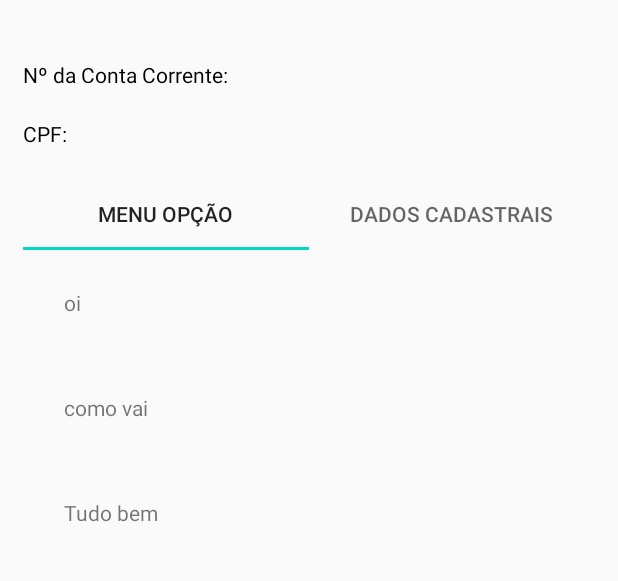
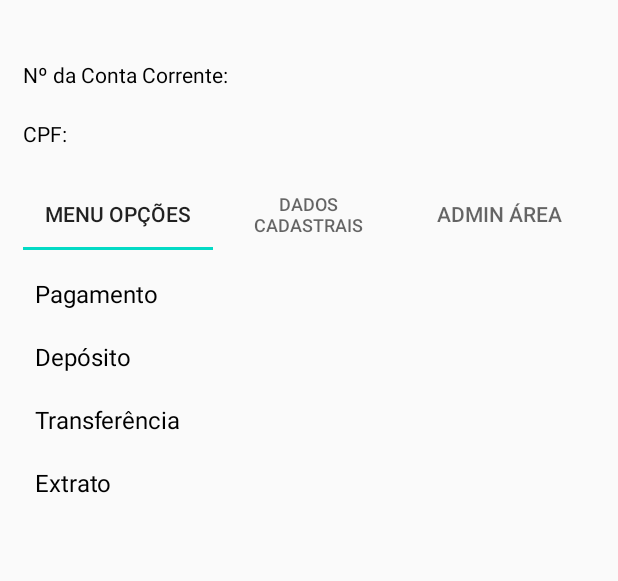
Before and after one commit to RobsonAntas/FinalBankProject, an Android app: the MainActivity screen opened directly, with no data from a screen before it, on a phone screen of 412 x 824 dp, the part 245-826 px from its top. Run offline under Robolectric (Android 15) with nearby library versions, the phone set to English and light mode, and no system bars; our stand-ins replace Picasso; libraries missing offline, so code that uses them is left out: retrofit2.converter.jackson; pictures from the network do not load; 7 statements that could not run were skipped.

Commit message:
etapa final

```diff
--- /dev/null
+++ b/app/src/main/java/com/rantas/bankfinalproject/FirstFragment.java
@@ -0,0 +1,23 @@
+package com.rantas.bankfinalproject;
+
+import android.os.Bundle;
+import android.view.LayoutInflater;
+import android.view.View;
+import android.view.ViewGroup;
+
+import androidx.annotation.NonNull;
+import androidx.annotation.Nullable;
+import androidx.fragment.app.Fragment;
+import androidx.recyclerview.widget.RecyclerView;
+
+import java.util.List;
+
+public class FirstFragment extends Fragment {
+
+    @Nullable
+    @Override
+    public View onCreateView(@NonNull LayoutInflater inflater, @Nullable ViewGroup container, @Nullable Bundle savedInstanceState) {
+        return inflater.inflate(R.layout.first_fragment,container,false);
+    }
+
+}
--- a/app/src/main/java/com/rantas/bankfinalproject/MainActivity.java
+++ b/app/src/main/java/com/rantas/bankfinalproject/MainActivity.java
@@ -3,14 +3,17 @@ package com.rantas.bankfinalproject;
 import androidx.appcompat.app.AppCompatActivity;
 import androidx.recyclerview.widget.LinearLayoutManager;
 import androidx.recyclerview.widget.RecyclerView;
+import androidx.viewpager.widget.ViewPager;
 
 import android.content.Intent;
 import android.os.Bundle;
 import android.util.Log;
 import android.widget.ImageView;
+import android.widget.TableLayout;
 import android.widget.TextView;
 import android.widget.Toast;
 
+import com.google.android.material.tabs.TabLayout;
 import com.rantas.bankfinalproject.dao.Messenger;
 import com.rantas.bankfinalproject.model.Account;
 import com.rantas.bankfinalproject.model.User;
@@ -23,11 +26,10 @@ import java.util.List;
 
 public class MainActivity extends AppCompatActivity {
 
-    private RecyclerView recyclerView;
-    private RecyclerView.LayoutManager layoutManager;
-    private _1stAdapter adapter;
-    private List<String> list;
-
+//    private RecyclerView recyclerView;
+//    private RecyclerView.LayoutManager layoutManager;
+//    private _1stAdapter adapter;
+//    private List<String> list;
     private TextView textView;
     private ImageView imageView;
 
@@ -69,15 +71,21 @@ public class MainActivity extends AppCompatActivity {
             }
         },user);
 
+        PageAdapter pageAdapter = new PageAdapter(getSupportFragmentManager(),this);
+        ViewPager viewPager = findViewById(R.id.viewPager);
+        viewPager.setAdapter(pageAdapter);
+        TabLayout tabLayout = findViewById(R.id.tabLayout);
+        tabLayout.setupWithViewPager(viewPager);
 
-        list = new ArrayList<>();
-        list.add("oi");
-        list.add("como vai");
-        list.add("Tudo bem");
-
-        this.recyclerView = findViewById(R.id._1stRecycler);
-        this.recyclerView.setLayoutManager(new LinearLayoutManager(this));
-        this.adapter = new _1stAdapter(this,this.list);
-        this.recyclerView.setAdapter(this.adapter);
+//        this.list = new ArrayList<>();
+//        this.list.add("Pagar");
+//        this.list.add("Transferir");
+//        this.list.add("Depósito");
+//        this.list.add("Extrato");
+//
+//        this.recyclerView = findViewById(R.id._1stRecycler);
+//        this.recyclerView.setLayoutManager(new LinearLayoutManager(this));
+//        this.adapter = new _1stAdapter(this,this.list);
+//        this.recyclerView.setAdapter(this.adapter);
     }
 }
--- /dev/null
+++ b/app/src/main/java/com/rantas/bankfinalproject/PageAdapter.java
@@ -0,0 +1,57 @@
+package com.rantas.bankfinalproject;
+
+import android.content.Context;
+
+import androidx.annotation.NonNull;
+import androidx.annotation.Nullable;
+import androidx.fragment.app.Fragment;
+import androidx.fragment.app.FragmentManager;
+import androidx.fragment.app.FragmentPagerAdapter;
+
+public class PageAdapter extends FragmentPagerAdapter {
+
+    private Context context;
+    public PageAdapter(@NonNull FragmentManager fm, Context context) {
+        super(fm);
+        this.context =context;
+
+    }
+
+
+    @NonNull
+    @Override
+    public Fragment getItem(int position) {
+        Fragment fragment = null;
+        switch (position){
+            case 0:
+                fragment = new FirstFragment();
+                break;
+            case 1:
+                fragment = new SecondFragment();
+                break;
+            case 2:
+                fragment = new ThirdFragment();
+        }
+        return fragment;
+    }
+
+    @Nullable
+    @Override
+    public CharSequence getPageTitle(int position) {
+        switch (position){
+            case 0:
+                return "Menu Opções";
+            case 1:
+                return "Dados Cadastrais";
+            case 2:
+                return "Admin Área";
+        }
+        return null;
+
+    }
+
+    @Override
+    public int getCount() {
+        return 3;
+    }
+}
--- /dev/null
+++ b/app/src/main/java/com/rantas/bankfinalproject/SecondFragment.java
@@ -0,0 +1,19 @@
+package com.rantas.bankfinalproject;
+
+import android.os.Bundle;
+import android.view.LayoutInflater;
+import android.view.View;
+import android.view.ViewGroup;
+
+import androidx.annotation.NonNull;
+import androidx.annotation.Nullable;
+import androidx.fragment.app.Fragment;
+
+public class SecondFragment extends Fragment {
+
+    @Nullable
+    @Override
+    public View onCreateView(@NonNull LayoutInflater inflater, @Nullable ViewGroup container, @Nullable Bundle savedInstanceState) {
+        return inflater.inflate(R.layout.second_fragment,container,false);
+    }
+}
--- a/app/src/main/res/layout/_1stlinear_layout.xml
+++ b/app/src/main/res/layout/_1stlinear_layout.xml
@@ -117,20 +117,28 @@
 
             <com.google.android.material.tabs.TabItem
                 android:layout_width="wrap_content"
-                android:layout_height="wrap_content"
-                android:text="Menu Opção" />
+                android:layout_height="wrap_content" />
 
             <com.google.android.material.tabs.TabItem
                 android:layout_width="wrap_content"
-                android:layout_height="wrap_content"
-                android:text="Dados Cadastrais" />
+                android:layout_height="wrap_content" />
 
-        </com.google.android.material.tabs.TabLayout>
+            <com.google.android.material.tabs.TabItem
+            android:layout_width="wrap_content"
+            android:layout_height="wrap_content" />
 
-        <androidx.recyclerview.widget.RecyclerView
-            android:id="@+id/_1stRecycler"
-            android:layout_width="wrap_content"
-            android:layout_height="wrap_content"
-            tools:listitem="@layout/recyclerview_layout"/>
+    </com.google.android.material.tabs.TabLayout>
+
+    <androidx.viewpager.widget.ViewPager
+        android:id="@+id/viewPager"
+        android:layout_width="match_parent"
+        android:layout_height="wrap_content"/>
+
+
+<!--    <androidx.recyclerview.widget.RecyclerView-->
+<!--        android:id="@+id/_1stRecycler"-->
+<!--        android:layout_width="wrap_content"-->
+<!--        android:layout_height="wrap_content"-->
+<!--        tools:listitem="@layout/recyclerview_layout"/>-->
 
 </LinearLayout>
--- /dev/null
+++ b/app/src/main/res/layout/first_fragment.xml
@@ -0,0 +1,50 @@
+<?xml version="1.0" encoding="utf-8"?>
+<LinearLayout xmlns:android="http://schemas.android.com/apk/res/android"
+    xmlns:tools="http://schemas.android.com/tools"
+    android:padding="8dp"
+    android:orientation="vertical"
+    android:layout_width="match_parent"
+    android:layout_height="match_parent">
+
+    <TextView
+        android:id="@+id/pagamento"
+        android:layout_width="wrap_content"
+        android:layout_height="wrap_content"
+        android:text="@string/pagar"
+        android:layout_marginTop="10dp"
+        android:layout_marginBottom="10dp"
+        android:textColor="@android:color/black"
+        android:textAlignment="textStart"
+        style="@style/TextAppearance.AppCompat.Menu"/>
+
+    <TextView
+        android:id="@+id/depositar"
+        android:layout_width="wrap_content"
+        android:layout_height="wrap_content"
+        android:text="@string/depositar"
+        android:textColor="@android:color/black"
+        android:layout_marginTop="10dp"
+        android:layout_marginBottom="10dp"
+        android:textAlignment="textStart"
+        style="@style/TextAppearance.AppCompat.Menu"/>
+    <TextView
+        android:id="@+id/transferir"
+        android:layout_width="wrap_content"
+        android:layout_height="wrap_content"
+        android:text="@string/transferir"
+        android:textColor="@android:color/black"
+        android:layout_marginTop="10dp"
+        android:layout_marginBottom="10dp"
+        android:textAlignment="textStart"
+        style="@style/TextAppearance.AppCompat.Menu"/>
+    <TextView
+        android:id="@+id/extrato"
+        android:layout_width="wrap_content"
+        android:layout_height="wrap_content"
+        android:text="@string/extrato"
+        android:textColor="@android:color/black"
+        android:layout_marginTop="10dp"
+        android:layout_marginBottom="10dp"
+        android:textAlignment="textStart"
+        style="@style/TextAppearance.AppCompat.Menu"/>
+</LinearLayout>
--- a/app/src/main/res/values/strings.xml
+++ b/app/src/main/res/values/strings.xml
@@ -4,5 +4,15 @@
     <string name="btnLogin">Login</string>
     <!-- TODO: Remove or change this placeholder text -->
     <string name="hello_blank_fragment">Hello blank fragment</string>
+    <string name="pagar">Pagamento</string>
+    <string name="transferir">Transferência</string>
+    <string name="depositar">Depósito</string>
+    <string name="extrato">Extrato</string>
+    <string name="atualizar">Atualizar Cadastro</string>
+    <string name="Cancelar">Cancelar Conta</string>
+    <string name="AtualizarConta">Atualizar C. Corrente</string>
+    <string name="todasCC">Vizualisar todas as C. Corrente</string>
+    <string name="todasClientes">Vizualisar todos os Clientes</string>
+    <string name="abrirCC">Abrir C. Corrente</string>
 
 </resources>
```
Also changed, not shown: app/src/main/java/com/rantas/bankfinalproject/ThirdFragment.java (added, +18 -0 lines), app/src/main/res/layout/second_fragment.xml (added, +35 -0 lines), app/src/main/res/layout/third_fragment.xml (added, +57 -0 lines).
